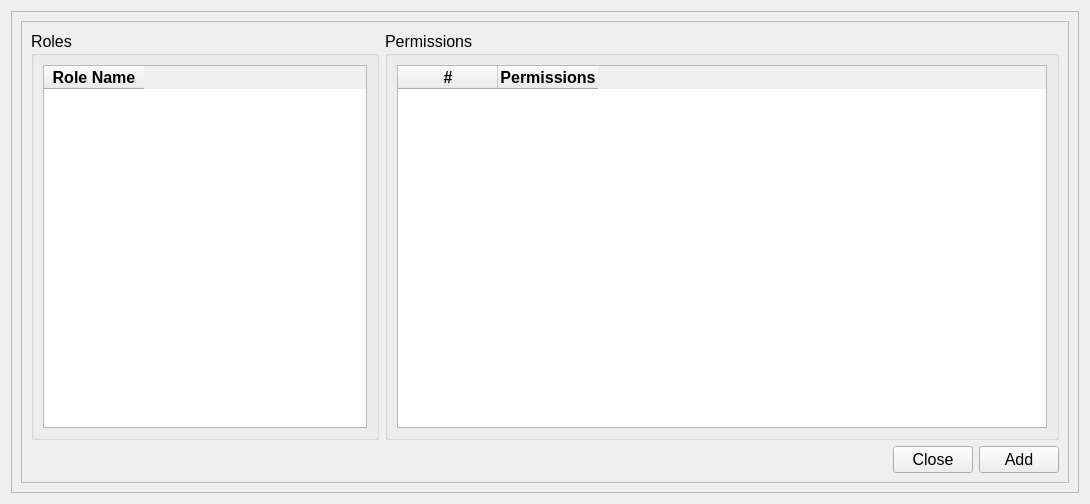
Old version of the form ui/roles_dialog.ui in the repository michael-halim/pos.
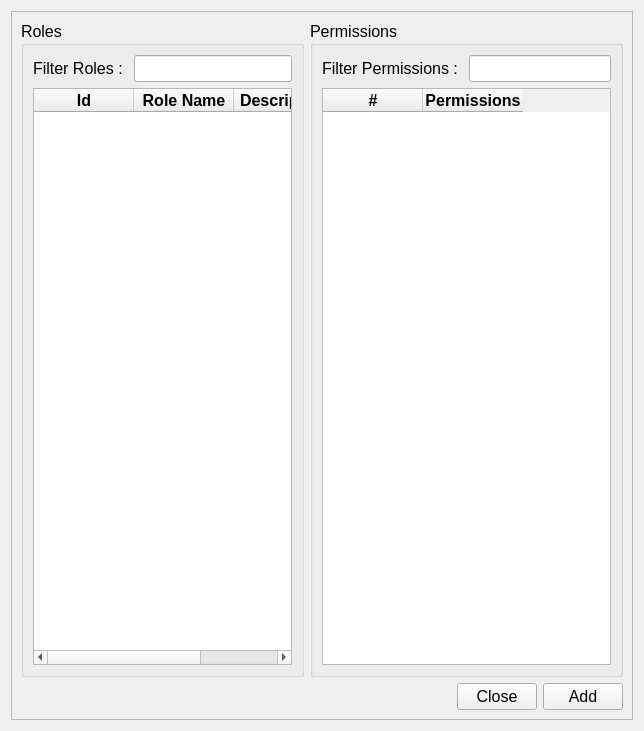
New version of the form.

Commit message: Patch#20: Added Roles and Role Permissions Functionality - Added Roles Functionality, Create, Read, Update, Delete - Added Role Permissions Functionality, Create, Read, Update, Delete - Added Filter for Roles and Role Permissions

Diff of the .ui file:
```diff
--- a/ui/roles_dialog.ui
+++ b/ui/roles_dialog.ui
@@ -6,25 +6,16 @@
    <rect>
     <x>0</x>
     <y>0</y>
-    <width>1090</width>
-    <height>504</height>
+    <width>644</width>
+    <height>731</height>
    </rect>
   </property>
   <property name="windowTitle">
    <string>Roles</string>
   </property>
-  <layout class="QGridLayout" name="gridLayout_5">
-   <item row="0" column="0">
-    <widget class="QFrame" name="frame">
-     <property name="frameShape">
-      <enum>QFrame::StyledPanel</enum>
-     </property>
-     <property name="frameShadow">
-      <enum>QFrame::Raised</enum>
-     </property>
      <layout class="QGridLayout" name="gridLayout_4">
       <item row="0" column="0">
-       <widget class="QFrame" name="frame_2">
+    <widget class="QFrame" name="frame">
         <property name="frameShape">
          <enum>QFrame::StyledPanel</enum>
         </property>
@@ -33,7 +24,7 @@
         </property>
         <layout class="QGridLayout" name="gridLayout_3">
          <item row="0" column="0">
-          <layout class="QVBoxLayout" name="verticalLayout">
+       <layout class="QVBoxLayout" name="verticalLayout_3">
            <item>
             <layout class="QHBoxLayout" name="horizontalLayout">
              <item>
@@ -48,7 +39,67 @@
                </property>
                <layout class="QGridLayout" name="gridLayout">
                 <item row="0" column="0">
+              <layout class="QVBoxLayout" name="verticalLayout">
+               <item>
+                <layout class="QFormLayout" name="formLayout">
+                 <item row="0" column="0">
+                  <widget class="QLabel" name="filter_roles_label">
+                   <property name="font">
+                    <font>
+                     <pointsize>12</pointsize>
+                    </font>
+                   </property>
+                   <property name="text">
+                    <string>Filter Roles : </string>
+                   </property>
+                  </widget>
+                 </item>
+                 <item row="0" column="1">
+                  <widget class="QLineEdit" name="filter_roles_input">
+                   <property name="minimumSize">
+                    <size>
+                     <width>0</width>
+                     <height>0</height>
+                    </size>
+                   </property>
+                   <property name="maximumSize">
+                    <size>
+                     <width>200</width>
+                     <height>16777215</height>
+                    </size>
+                   </property>
+                   <property name="font">
+                    <font>
+                     <pointsize>12</pointsize>
+                    </font>
+                   </property>
+                  </widget>
+                 </item>
+                </layout>
+               </item>
+               <item>
                  <widget class="QTableWidget" name="roles_table">
+                 <property name="maximumSize">
+                  <size>
+                   <width>300</width>
+                   <height>16777215</height>
+                  </size>
+                 </property>
+                 <column>
+                  <property name="text">
+                   <string>Id</string>
+                  </property>
+                  <property name="font">
+                   <font>
+                    <pointsize>12</pointsize>
+                    <weight>75</weight>
+                    <bold>true</bold>
+                   </font>
+                  </property>
+                  <property name="textAlignment">
+                   <set>AlignCenter</set>
+                  </property>
+                 </column>
                   <column>
                    <property name="text">
                     <string>Role Name</string>
@@ -64,7 +115,24 @@
                     <set>AlignCenter</set>
                    </property>
                   </column>
-                 </widget>
+                 <column>
+                  <property name="text">
+                   <string>Description</string>
+                  </property>
+                  <property name="font">
+                   <font>
+                    <pointsize>12</pointsize>
+                    <weight>75</weight>
+                    <bold>true</bold>
+                   </font>
+                  </property>
+                  <property name="textAlignment">
+                   <set>AlignCenter</set>
+                  </property>
+                 </column>
+                </widget>
+               </item>
+              </layout>
                 </item>
                </layout>
               </widget>
@@ -81,16 +149,52 @@
                </property>
                <layout class="QGridLayout" name="gridLayout_2">
                 <item row="0" column="0">
+              <layout class="QVBoxLayout" name="verticalLayout_2">
+               <item>
+                <layout class="QFormLayout" name="formLayout_2">
+                 <item row="0" column="0">
+                  <widget class="QLabel" name="filter_permissions_label">
+                   <property name="font">
+                    <font>
+                     <pointsize>12</pointsize>
+                    </font>
+                   </property>
+                   <property name="text">
+                    <string>Filter Permissions : </string>
+                   </property>
+                  </widget>
+                 </item>
+                 <item row="0" column="1">
+                  <widget class="QLineEdit" name="filter_permissions_input">
+                   <property name="maximumSize">
+                    <size>
+                     <width>200</width>
+                     <height>16777215</height>
+                    </size>
+                   </property>
+                   <property name="font">
+                    <font>
+                     <pointsize>12</pointsize>
+                    </font>
+                   </property>
+                  </widget>
+                 </item>
+                </layout>
+               </item>
+               <item>
                  <widget class="QTableWidget" name="permissions_table">
+                 <property name="enabled">
+                  <bool>true</bool>
+                 </property>
                   <property name="minimumSize">
                    <size>
-                    <width>650</width>
+                   <width>0</width>
                     <height>0</height>
                    </size>
                   </property>
                   <property name="maximumSize">
                    <size>
-                    <width>16777215</width>
+                   <width>300</width>
                     <height>16777215</height>
                    </size>
                   </property>
@@ -127,6 +231,8 @@
                  </widget>
                 </item>
                </layout>
+             </item>
+            </layout>
               </widget>
              </item>
             </layout>
@@ -173,9 +279,6 @@
             </layout>
            </item>
           </layout>
-         </item>
-        </layout>
-       </widget>
       </item>
      </layout>
     </widget>
```
Lines whose indentation alone changed are shown as unchanged. The commit also changes 14 other files.
